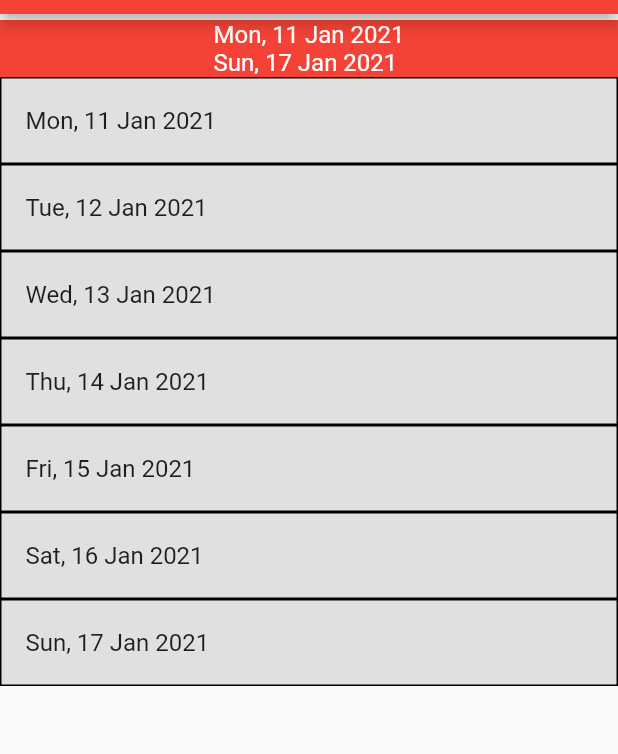
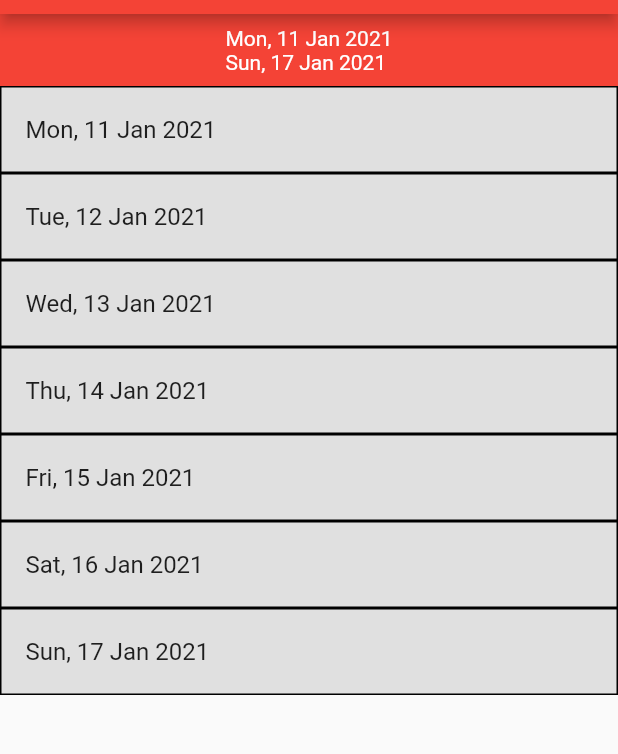
Before and after one commit to AustinHWalsh/Goldstein-App, a Flutter app: the screen it shows after launch, in the side drawer, after a tap on "Calendar", on a phone screen of 412 x 824 dp, the part 70-824 px from its top. Run offline on Flutter 3.47's test engine with Material 2 defaults, Android fonts, the phone set to English and light mode, and no system bars; our stand-ins replace firebase_core, table_calendar; missing offline and left inert: firebase_helpers; accounts and stored records are empty.

Commit message:
finished weekly events view

```diff
--- a/goldstein_app/lib/pages/weekly_events.dart
+++ b/goldstein_app/lib/pages/weekly_events.dart
@@ -68,12 +68,13 @@ class _WeeklyEventState extends State<WeeklyEvent> {
     );
   }
 
-  // Create the page of each week
+  // Create the current page of each week
   Widget _createWeekPage() {
-    return Scaffold(
-        body: ListTile(
-      title: Container(
+    return ListView(
+      children: [
+        Container(
           color: Colors.red,
+          padding: EdgeInsets.symmetric(vertical: 8.0),
           child: Row(
             children: <Widget>[
               Text(
@@ -84,9 +85,9 @@ class _WeeklyEventState extends State<WeeklyEvent> {
             mainAxisAlignment: MainAxisAlignment.center,
           ),
         ),
-      subtitle: _dailyEvents(),
-      contentPadding: EdgeInsets.zero,
-    ));
+        _dailyEvents(),
+      ],
+    );
   }
 
   // Generate each day of the week as a header and use that for each list item
@@ -94,6 +95,8 @@ class _WeeklyEventState extends State<WeeklyEvent> {
     DateTime weekMon =
         _openDay.subtract(Duration(days: _openDay.weekday - DateTime.monday));
     return ListView(
+      shrinkWrap: true,
+      physics: ClampingScrollPhysics(),
       children: <Widget>[
         ListView(
           shrinkWrap: true,
@@ -241,7 +244,7 @@ class _WeeklyEventState extends State<WeeklyEvent> {
                   borderRadius: BorderRadius.circular(12.0),
                 ),
                 margin:
-                    const EdgeInsets.symmetric(horizontal: 8.0, vertical: 2.0),
+                    const EdgeInsets.symmetric(horizontal: 4.0, vertical: 2.0),
                 child: ListTile(
                   title: Text(event.title.toString()),
                   onTap: () => {
@@ -256,7 +259,7 @@ class _WeeklyEventState extends State<WeeklyEvent> {
               ))
           .toList(),
       shrinkWrap: true,
-      physics: ScrollPhysics(),
+      physics: NeverScrollableScrollPhysics(),
     );
   }
 
```
Lines whose indentation alone changed are shown as unchanged.
